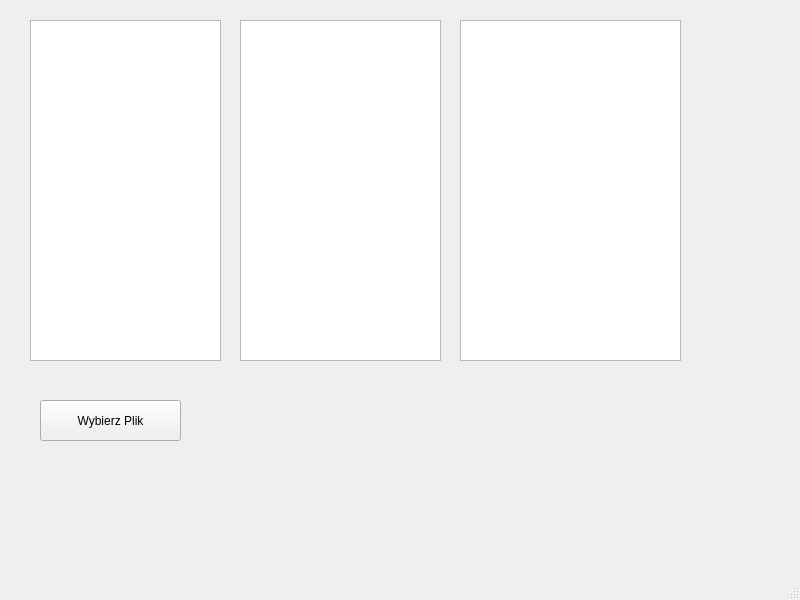
Old version of the form mainwindow.ui in the repository Cyrus440/Projekt1-AplikacjaMuzyczna.
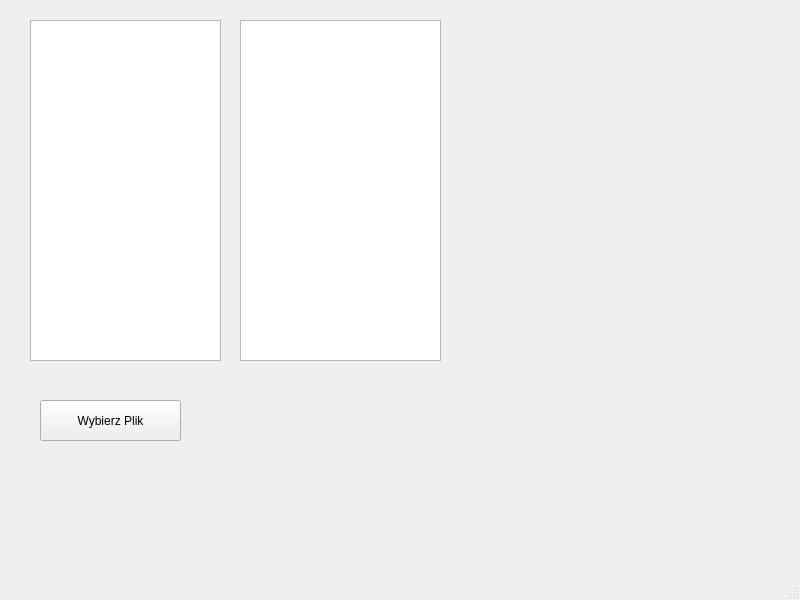
New version of the form.

Patch:
```diff
--- a/mainwindow.ui
+++ b/mainwindow.ui
@@ -47,15 +47,18 @@
      </rect>
     </property>
    </widget>
-   <widget class="QListView" name="listView_2">
+   <widget class="QLabel" name="label_pic">
     <property name="geometry">
      <rect>
       <x>460</x>
       <y>20</y>
-      <width>221</width>
+      <width>301</width>
       <height>341</height>
      </rect>
     </property>
+    <property name="text">
+     <string/>
+    </property>
    </widget>
   </widget>
   <widget class="QMenuBar" name="menubar">
```
